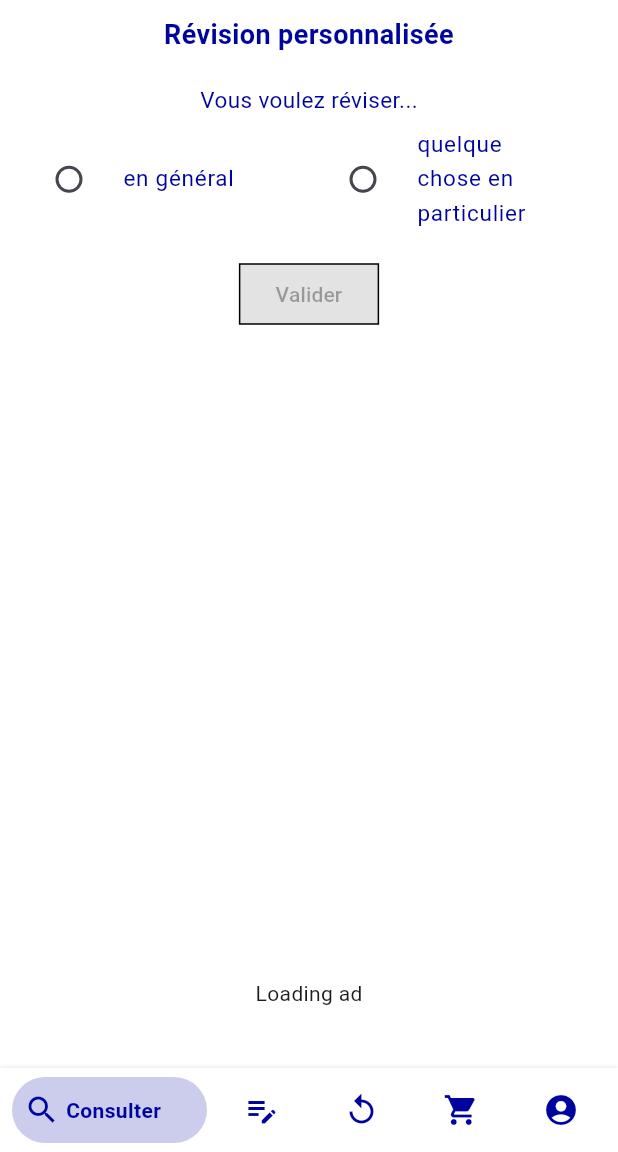
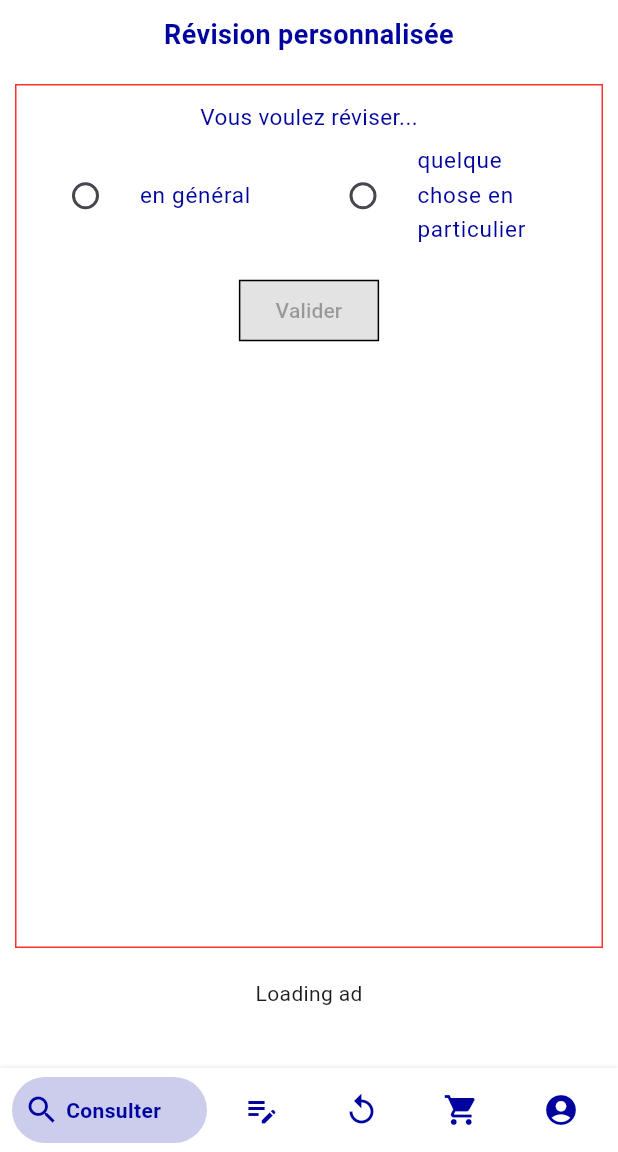
Before and after one commit to UgoCavitte/verbes_irreguliers_francais, a Flutter app: the screen it shows after launch, swiped to page 3, on a phone screen of 412 x 824 dp, the part 84-1236 px from its top. Run offline on Flutter 3.47's test engine with Material 3 defaults, Android fonts, the phone set to English and light mode, and no system bars; drawn by our look-alikes of bottom_navy_bar; our stand-ins replace cloud_firestore, dots_indicator, firebase_auth, firebase_core, firebase_messaging, flutter_dotenv and 5 more; missing offline and left inert: confirm_dialog; accounts and stored records are empty; network calls fail.

Commit message:
Added a red border around the ListView

```diff
--- a/lib/pages/reviser_menu.dart
+++ b/lib/pages/reviser_menu.dart
@@ -51,7 +51,13 @@ class ReviserMenuNv extends StatelessWidget {
                   textAlign: TextAlign.center,
                 ),
               ),
-          Expanded(child: ReviserMenu()),
+
+              Expanded(child: Container(
+                decoration: BoxDecoration(border: Border.all(color: rouge)),
+                margin: paddingGeneral,
+                child:
+                  ReviserMenu())),
+
           if (ad != null)
             SizedBox(
                 height: 70,
@@ -494,7 +500,7 @@ class _ReviserMenuState extends State<ReviserMenu> {
     return Padding(
       padding: paddingGeneral,
       child: ListView(shrinkWrap: false, children: [
-              Column(
+               Column(
               crossAxisAlignment: CrossAxisAlignment.center,
 
               children: [
```
